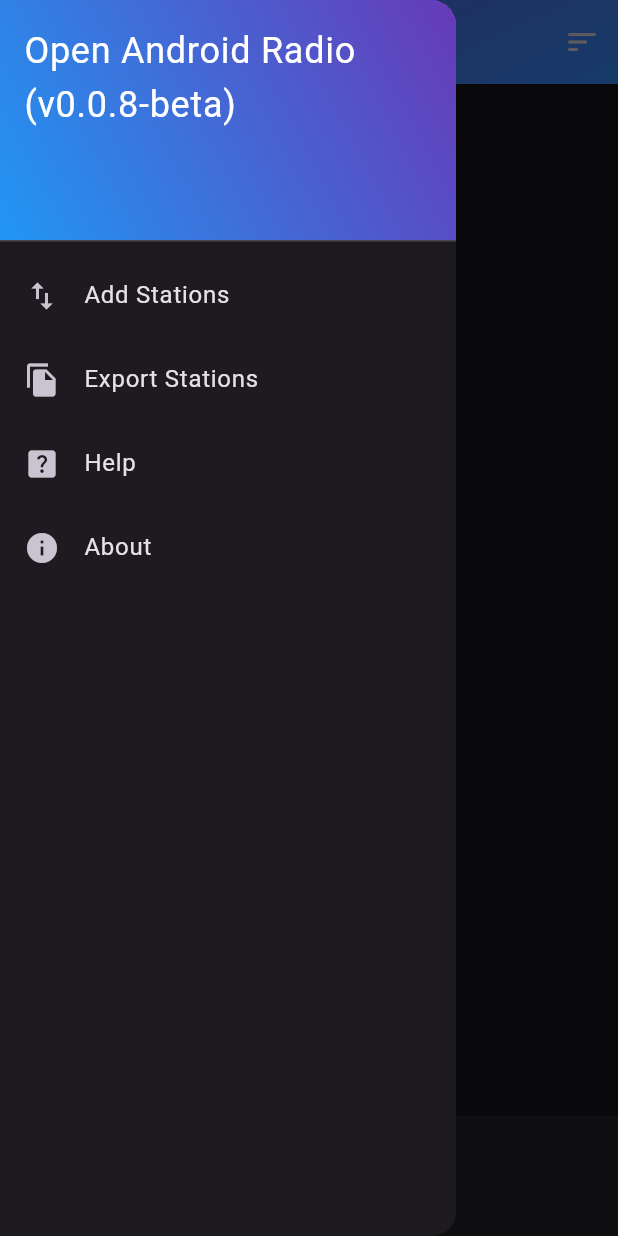
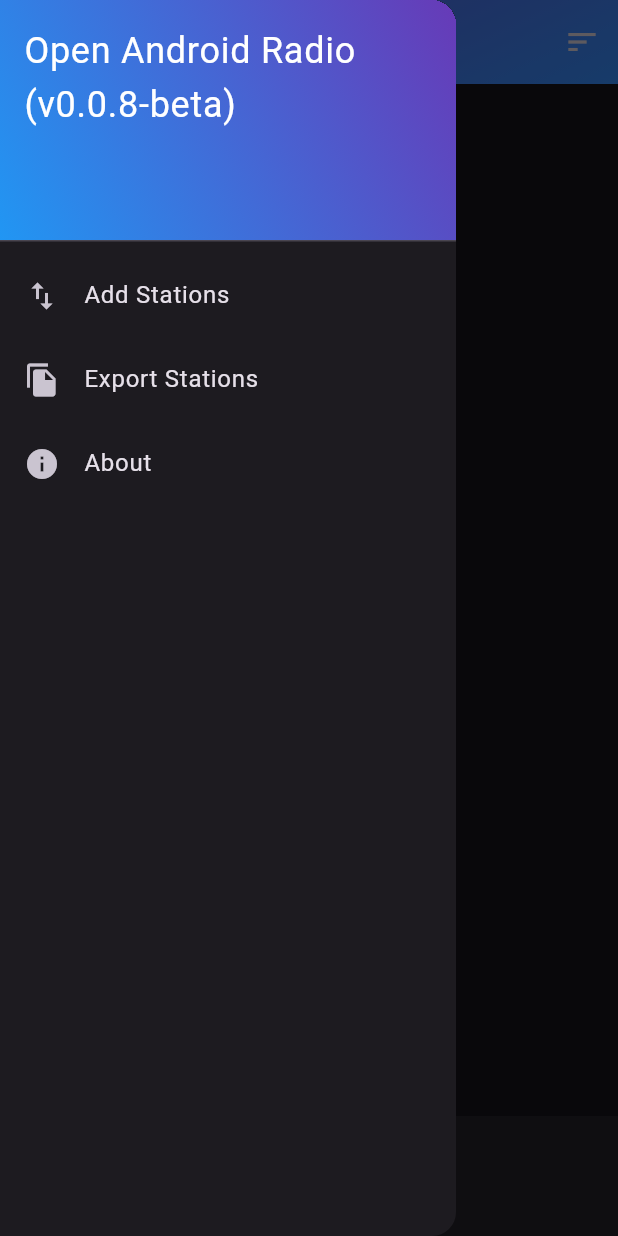
Before and after one commit to TypicalNerds/Open-Android-Radio, a Flutter app: the screen it shows after launch, with the side drawer open, on a phone screen of 412 x 824 dp. Run offline on Flutter 3.47's test engine with Material 3 defaults, Android fonts, the phone set to English and light mode, and no system bars; drawn by our look-alikes of text_scroll; our stand-ins replace just_audio, just_audio_background, shared_preferences.

Commit message:
Hide help button (not in use)

```diff
--- a/lib/homepage.dart
+++ b/lib/homepage.dart
@@ -643,11 +643,11 @@ void addCustomStation() {
               leading: const Icon(Icons.file_copy),
               onTap: exportStationsToClipboard,
             ),
-            ListTile(
-              title: const Text('Help'),
-              leading: const Icon(Icons.help_center),
-              onTap: () => launchUrlString("https://youtube.com/playlist?list=PLe0JzvhPgFQM05YIcxX8UhG5F-6qkZ4O9"), // Open The Tutorials from YouTube
-            ),
+            // ListTile(
+            //   title: const Text('Help'),
+            //   leading: const Icon(Icons.help_center),
+            //   onTap: () => launchUrlString("https://youtube.com/playlist?list=PLe0JzvhPgFQM05YIcxX8UhG5F-6qkZ4O9"), // Open The Tutorials from YouTube
+            // ),
              ListTile(
               title: const Text('About'),
               leading: const Icon(Icons.info),
```
